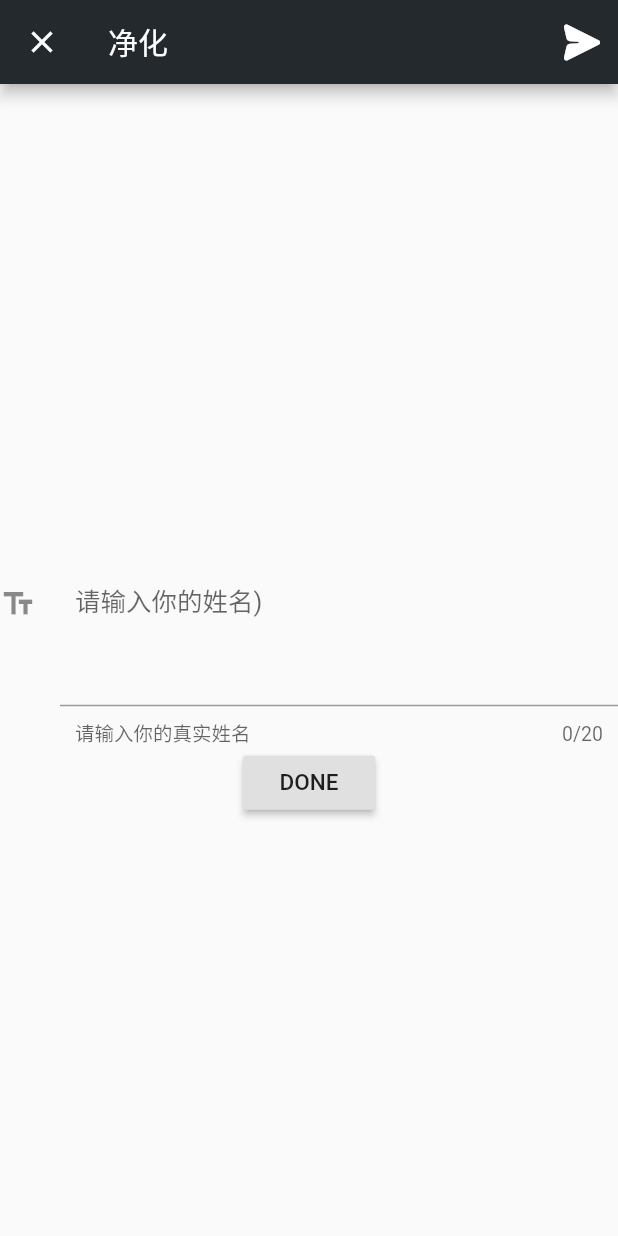
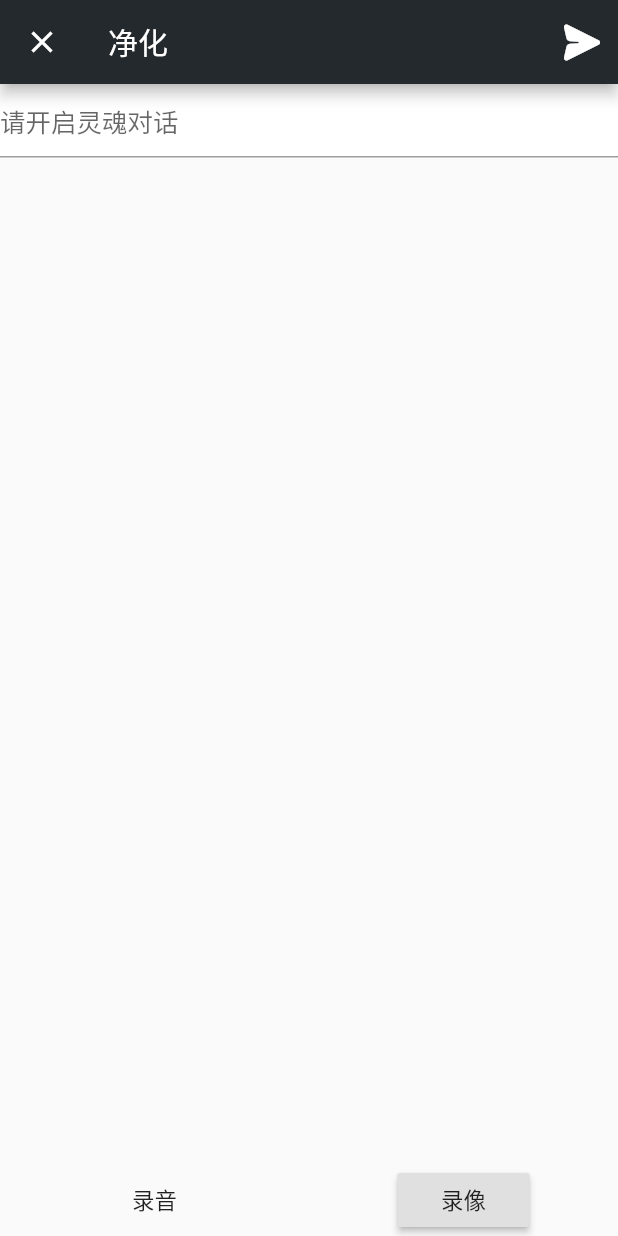
Before and after one commit to mt-ik/mt_ik_sunyata, a Flutter app: the PurifySoul screen opened directly, on a phone screen of 412 x 824 dp. Run offline on Flutter 3.47's test engine with Material 2 defaults, Android fonts, the phone set to English and light mode, and no system bars; our stand-ins replace connectivity, dio, event_bus, flutter_redux, flutter_spinkit, redux and 1 more; accounts and stored records are empty; project files that could hold a hidden picture were left out.

Commit message:
父子交互传输值

```diff
--- a/lib/app/view/soul/PurifySoul.dart
+++ b/lib/app/view/soul/PurifySoul.dart
@@ -15,15 +15,8 @@ class _PurifySoulState extends State<PurifySoul> {
 
     void handleTextChanged(String newText) {
         setState(() {
-            print(_text);
-            print(newText);
             _text = newText;
         });
-    }
-
-    @override
-    void initState() {
-        super.initState();
     }
 
     @override
@@ -50,19 +43,15 @@ class _PurifySoulState extends State<PurifySoul> {
                             icon: Icon(MKICons.SOUL_SEND),
                             tooltip: 'send',
                             onPressed: () {
-                                print(_text);
-                                Navigator.of(context).pop();
+                                print(_text + '===========');
+                                // Navigator.of(context).pop();
                             },
                         ),
                     ],
                 ),
-                body: new Center(
-                    child: new Container(
-                        child: new TextInput(
+                body: new TextInput(
                     text: _text,
                     onChanged: handleTextChanged,
-                        ),
-                    ),
                 ),
             ),
         );
@@ -76,10 +65,6 @@ class TextInput extends StatefulWidget {
     final String text;
 
     final ValueChanged<String> onChanged;
-
-    void ininState() {
-        print(this.onChanged);
-    }
 
     @override
     _TextInputState createState() => new _TextInputState(text: text, onChanged: onChanged);
@@ -97,46 +82,42 @@ class _TextInputState extends State<TextInput> {
     final TextEditingController controller = new TextEditingController();
 
     @override
-    void initState() {
-        print(text);
-        print(onChanged);
-        super.initState();
-    }
-    @override
     Widget build(BuildContext context) {
         return new Container(
             child: Column(
-                mainAxisAlignment: MainAxisAlignment.center,
+                mainAxisAlignment: MainAxisAlignment.spaceBetween,
                 children: <Widget>[
-                    new TextField(
+                    new Container(
+                        color: Colors.white,
+                        child: new TextField(
                             controller: controller,
-                        // decoration: new InputDecoration(
-                        //     hintText: 'Type something',
-                        // ),
-                        keyboardType: TextInputType.number,
+                            keyboardType: TextInputType.multiline,
                             decoration: InputDecoration(
-                            contentPadding: EdgeInsets.all(10.0),
-                            icon: Icon(Icons.text_fields),
-                            labelText: '请输入你的姓名)',
-                            helperText: '请输入你的真实姓名',
+                              // contentPadding: EdgeInsets.all(10.0),
+                                hintText: '请开启灵魂对话',
                             ),
-                        maxLines: 5,
-                        maxLength: 20,
+                            maxLines: null,
+                            onChanged: onChanged,
+                        ),
+                    ),
+                    new Container(
+                        child: new Row(
+                            mainAxisAlignment: MainAxisAlignment.spaceAround,
+                            children: <Widget>[
+                               new FlatButton(
+                                  child: new Text('录音'),
+                                  onPressed: () {
+
+                                  },
                                ),
                                new RaisedButton(
+                                  child: new Text('录像'),
                                   onPressed: () {
-                            // showDialog(
-                            //     context: context,
-                            //     child: new AlertDialog(
-                            //         title: new Text('What you typed'),
-                            //         content: new Text(controller.text),
-                            //     ),
-                            // );
-                            text = controller.text;
-                            print(onChanged.toString());
-                            onChanged(text);
+
                                   },
-                        child: new Text('DONE'),
+                               )
+                            ],
+                        )
                     ),
                 ],
             ),
```
Also changed, not shown: 1 other file. Lines whose indentation alone changed are shown as unchanged.
